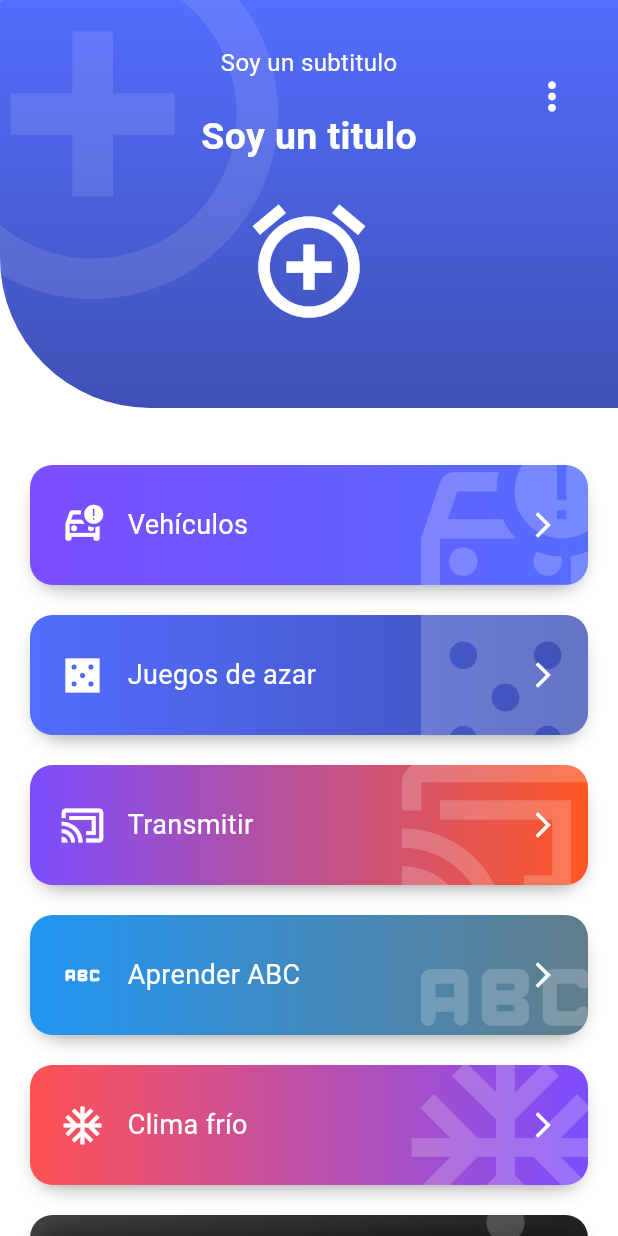
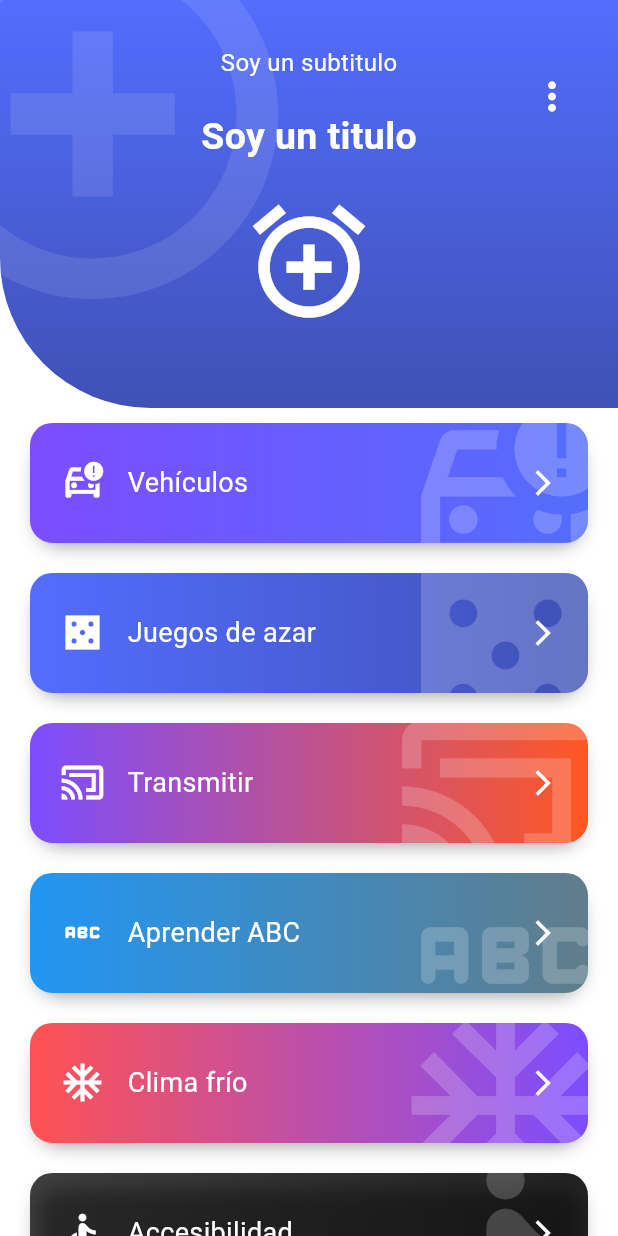
Before and after one commit to JhonEdinson-Shongo/flutter_animations_course, a Flutter app: the Layout1Page screen opened by its route, on a phone screen of 412 x 824 dp. Run offline on Flutter 3.47's test engine with Material 3 defaults, Android fonts, the phone set to English and light mode, and no system bars; our stand-ins replace animate_do, shared_preferences; accounts and stored records are empty; Roboto replaces fonts that are missing (Poppins).

Commit message:
Update dependencies and improve layout responsiveness
- Updated Android Gradle plugin version from 8.1.0 to 8.1.1 in settings.gradle.

```diff
--- a/designs_1/lib/main.dart
+++ b/designs_1/lib/main.dart
@@ -11,7 +11,7 @@ import 'package:shared_preferences/shared_preferences.dart';
 Future<void> main() async {
   WidgetsFlutterBinding.ensureInitialized();
   final SharedPreferences prefs = await SharedPreferences.getInstance();
-  String? localThemeSave = prefs.getString('theme') ?? 'light';
+  String localThemeSave = prefs.getString('theme') ?? 'light';
   runApp(
     MultiProvider(
       providers: [
--- a/designs_1/lib/src/pages/animations_page.dart
+++ b/designs_1/lib/src/pages/animations_page.dart
@@ -12,7 +12,8 @@ class AnimationsPage extends StatelessWidget {
         title: const Text('Animations'),
         centerTitle: true,
       ),
-      body: Padding(
+      body: SingleChildScrollView(
+        child: Padding(
           padding: const EdgeInsets.all(20.0),
           child: Column(
             crossAxisAlignment: CrossAxisAlignment.start,
@@ -32,6 +33,7 @@ class AnimationsPage extends StatelessWidget {
               const AnimatedSquareMove(),
               const SizedBox(height: 20),
             ],
+          ),
         ),
       ),
     );
--- a/designs_1/lib/src/pages/layout_1_page.dart
+++ b/designs_1/lib/src/pages/layout_1_page.dart
@@ -1,4 +1,5 @@
 import 'package:animate_do/animate_do.dart';
+import 'package:designs_1/src/widgets/MeasureSize.dart';
 import 'package:designs_1/src/widgets/button_list.dart';
 import 'package:designs_1/src/widgets/headers.dart';
 import 'package:flutter/material.dart';
@@ -7,81 +8,388 @@ class ButtonListItem {
   final String title;
   final IconData icon;
   final List<Color> backgroundColors;
-  final Function onPressed;
+  final Function() onPressed;
   final int index;
 
-  ButtonListItem(
-    this.title,
-    this.icon,
-    this.backgroundColors,
-    this.onPressed,
-    { required this.index}
-  );
+  ButtonListItem(this.title, this.icon, this.backgroundColors, this.onPressed,
+      {required this.index});
 }
 
-class Layout1Page extends StatelessWidget {
+class Layout1Page extends StatefulWidget {
   Layout1Page({super.key});
 
-  final items = <ButtonListItem> [
-    ButtonListItem('Vehículos', Icons.car_crash_outlined, const [ Colors.deepPurpleAccent, Colors.indigoAccent, ], () => print('Click en Vehículos'), index: 0),
-    ButtonListItem('Juegos de azar', Icons.casino_sharp, const [ Colors.indigoAccent, Colors.indigo, ], () => print('Click en Vehículos'), index: 1),
-    ButtonListItem('Transmitir', Icons.cast_connected_outlined, const [ Colors.deepPurpleAccent, Colors.deepOrange, ], () => print('Click en Transmitir'), index: 2),
-    ButtonListItem('Aprender ABC', Icons.abc_rounded, const [ Colors.blue, Colors.blueGrey, ], () => print('Click en Aprender ABC'), index:3 ),
-    ButtonListItem('Clima frío', Icons.ac_unit_sharp, const [ Colors.redAccent, Colors.deepPurpleAccent, ], () => print('Click en Clima frío'), index: 4),
-    ButtonListItem('Accesibilidad', Icons.accessible_sharp, const [ Colors.black87, Colors.black, ], () => print('Click en Accesibilidad'), index: 5),
-    ButtonListItem('Android', Icons.adb_sharp, const [ Colors.lightGreen, Colors.green, ], () => print('Click en Android'), index: 6),
-    ButtonListItem('Zoom', Icons.zoom_in_map_rounded, const [ Colors.cyan, Colors.pink, ], () => print('Click en Zoom'), index: 7),
-    ButtonListItem('Ubicación', Icons.wrong_location_outlined, const [ Colors.indigo ], () => print('Click en Ubicación'), index: 8),
-    ButtonListItem('Jardín', Icons.yard_outlined, const [ Colors.amberAccent, Colors.limeAccent, ], () => print('Click en Jardín'), index: 9),
-    ButtonListItem('Vehículos', Icons.car_crash_outlined, const [ Colors.deepPurpleAccent, Colors.indigoAccent, ], () => print('Click en Vehículos'), index: 0),
-    ButtonListItem('Juegos de azar', Icons.casino_sharp, const [ Colors.indigoAccent, Colors.indigo, ], () => print('Click en Vehículos'), index: 1),
-    ButtonListItem('Transmitir', Icons.cast_connected_outlined, const [ Colors.deepPurpleAccent, Colors.deepOrange, ], () => print('Click en Transmitir'), index: 2),
-    ButtonListItem('Aprender ABC', Icons.abc_rounded, const [ Colors.blue, Colors.blueGrey, ], () => print('Click en Aprender ABC'), index:3 ),
-    ButtonListItem('Clima frío', Icons.ac_unit_sharp, const [ Colors.redAccent, Colors.deepPurpleAccent, ], () => print('Click en Clima frío'), index: 4),
-    ButtonListItem('Accesibilidad', Icons.accessible_sharp, const [ Colors.black87, Colors.black, ], () => print('Click en Accesibilidad'), index: 5),
-    ButtonListItem('Android', Icons.adb_sharp, const [ Colors.lightGreen, Colors.green, ], () => print('Click en Android'), index: 6),
-    ButtonListItem('Zoom', Icons.zoom_in_map_rounded, const [ Colors.cyan, Colors.pink, ], () => print('Click en Zoom'), index: 7),
-    ButtonListItem('Ubicación', Icons.wrong_location_outlined, const [ Colors.indigo ], () => print('Click en Ubicación'), index: 8),
-    ButtonListItem('Jardín', Icons.yard_outlined, const [ Colors.amberAccent, Colors.limeAccent, ], () => print('Click en Jardín'), index: 9),
-    ButtonListItem('Vehículos', Icons.car_crash_outlined, const [ Colors.deepPurpleAccent, Colors.indigoAccent, ], () => print('Click en Vehículos'), index: 0),
-    ButtonListItem('Juegos de azar', Icons.casino_sharp, const [ Colors.indigoAccent, Colors.indigo, ], () => print('Click en Vehículos'), index: 1),
-    ButtonListItem('Transmitir', Icons.cast_connected_outlined, const [ Colors.deepPurpleAccent, Colors.deepOrange, ], () => print('Click en Transmitir'), index: 2),
-    ButtonListItem('Aprender ABC', Icons.abc_rounded, const [ Colors.blue, Colors.blueGrey, ], () => print('Click en Aprender ABC'), index:3 ),
-    ButtonListItem('Clima frío', Icons.ac_unit_sharp, const [ Colors.redAccent, Colors.deepPurpleAccent, ], () => print('Click en Clima frío'), index: 4),
-    ButtonListItem('Accesibilidad', Icons.accessible_sharp, const [ Colors.black87, Colors.black, ], () => print('Click en Accesibilidad'), index: 5),
-    ButtonListItem('Android', Icons.adb_sharp, const [ Colors.lightGreen, Colors.green, ], () => print('Click en Android'), index: 6),
-    ButtonListItem('Zoom', Icons.zoom_in_map_rounded, const [ Colors.cyan, Colors.pink, ], () => print('Click en Zoom'), index: 7),
-    ButtonListItem('Ubicación', Icons.wrong_location_outlined, const [ Colors.indigo ], () => print('Click en Ubicación'), index: 8),
-    ButtonListItem('Jardín', Icons.yard_outlined, const [ Colors.amberAccent, Colors.limeAccent, ], () => print('Click en Jardín'), index: 9),
+  @override
+  State<Layout1Page> createState() => _Layout1PageState();
+}
+
+class _Layout1PageState extends State<Layout1Page> {
+  bool isLarge = false;
+  double heightHeader = 0;
+  final items = <ButtonListItem>[
+    ButtonListItem(
+      'Vehículos',
+      Icons.car_crash_outlined,
+      const [
+        Colors.deepPurpleAccent,
+        Colors.indigoAccent,
+      ],
+      () => print('Click en Vehículos'),
+      index: 0,
+    ),
+    ButtonListItem(
+      'Juegos de azar',
+      Icons.casino_sharp,
+      const [
+        Colors.indigoAccent,
+        Colors.indigo,
+      ],
+      () => print('Click en Vehículos'),
+      index: 1,
+    ),
+    ButtonListItem(
+      'Transmitir',
+      Icons.cast_connected_outlined,
+      const [
+        Colors.deepPurpleAccent,
+        Colors.deepOrange,
+      ],
+      () => print('Click en Transmitir'),
+      index: 2,
+    ),
+    ButtonListItem(
+      'Aprender ABC',
+      Icons.abc_rounded,
+      const [
+        Colors.blue,
+        Colors.blueGrey,
+      ],
+      () => print('Click en Aprender ABC'),
+      index: 3,
+    ),
+    ButtonListItem(
+      'Clima frío',
+      Icons.ac_unit_sharp,
+      const [
+        Colors.redAccent,
+        Colors.deepPurpleAccent,
+      ],
+      () => print('Click en Clima frío'),
+      index: 4,
+    ),
+    ButtonListItem(
+      'Accesibilidad',
+      Icons.accessible_sharp,
+      const [
+        Colors.black87,
+        Colors.black,
+      ],
+      () => print('Click en Accesibilidad'),
+      index: 5,
+    ),
+    ButtonListItem(
+      'Android',
+      Icons.adb_sharp,
+      const [
+        Colors.lightGreen,
+        Colors.green,
+      ],
+      () => print('Click en Android'),
+      index: 6,
+    ),
+    ButtonListItem(
+      'Zoom',
+      Icons.zoom_in_map_rounded,
+      const [
+        Colors.cyan,
+        Colors.pink,
+      ],
+      () => print('Click en Zoom'),
+      index: 7,
+    ),
+    ButtonListItem(
+      'Ubicación',
+      Icons.wrong_location_outlined,
+      const [Colors.indigo],
+      () => print('Click en Ubicación'),
+      index: 8,
+    ),
+    ButtonListItem(
+      'Jardín',
+      Icons.yard_outlined,
+      const [
+        Colors.amberAccent,
+        Colors.limeAccent,
+      ],
+      () => print('Click en Jardín'),
+      index: 9,
+    ),
+    ButtonListItem(
+      'Vehículos',
+      Icons.car_crash_outlined,
+      const [
+        Colors.deepPurpleAccent,
+        Colors.indigoAccent,
+      ],
+      () => print('Click en Vehículos'),
+      index: 0,
+    ),
+    ButtonListItem(
+      'Juegos de azar',
+      Icons.casino_sharp,
+      const [
+        Colors.indigoAccent,
+        Colors.indigo,
+      ],
+      () => print('Click en Vehículos'),
+      index: 1,
+    ),
+    ButtonListItem(
+      'Transmitir',
+      Icons.cast_connected_outlined,
+      const [
+        Colors.deepPurpleAccent,
+        Colors.deepOrange,
+      ],
+      () => print('Click en Transmitir'),
+      index: 2,
+    ),
+    ButtonListItem(
+      'Aprender ABC',
+      Icons.abc_rounded,
+      const [
+        Colors.blue,
+        Colors.blueGrey,
+      ],
+      () => print('Click en Aprender ABC'),
+      index: 3,
+    ),
+    ButtonListItem(
+      'Clima frío',
+      Icons.ac_unit_sharp,
+      const [
+        Colors.redAccent,
+        Colors.deepPurpleAccent,
+      ],
+      () => print('Click en Clima frío'),
+      index: 4,
+    ),
+    ButtonListItem(
+      'Accesibilidad',
+      Icons.accessible_sharp,
+      const [
+        Colors.black87,
+        Colors.black,
+      ],
+      () => print('Click en Accesibilidad'),
+      index: 5,
+    ),
+    ButtonListItem(
+      'Android',
+      Icons.adb_sharp,
+      const [
+        Colors.lightGreen,
+        Colors.green,
+      ],
+      () => print('Click en Android'),
+      index: 6,
+    ),
+    ButtonListItem(
+      'Zoom',
+      Icons.zoom_in_map_rounded,
+      const [
+        Colors.cyan,
+        Colors.pink,
+      ],
+      () => print('Click en Zoom'),
+      index: 7,
+    ),
+    ButtonListItem(
+      'Ubicación',
+      Icons.wrong_location_outlined,
+      const [Colors.indigo],
+      () => print('Click en Ubicación'),
+      index: 8,
+    ),
+    ButtonListItem(
+      'Jardín',
+      Icons.yard_outlined,
+      const [
+        Colors.amberAccent,
+        Colors.limeAccent,
+      ],
+      () => print('Click en Jardín'),
+      index: 9,
+    ),
+    ButtonListItem(
+      'Vehículos',
+      Icons.car_crash_outlined,
+      const [
+        Colors.deepPurpleAccent,
+        Colors.indigoAccent,
+      ],
+      () => print('Click en Vehículos'),
+      index: 0,
+    ),
+    ButtonListItem(
+      'Juegos de azar',
+      Icons.casino_sharp,
+      const [
+        Colors.indigoAccent,
+        Colors.indigo,
+      ],
+      () => print('Click en Vehículos'),
+      index: 1,
+    ),
+    ButtonListItem(
+      'Transmitir',
+      Icons.cast_connected_outlined,
+      const [
+        Colors.deepPurpleAccent,
+        Colors.deepOrange,
+      ],
+      () => print('Click en Transmitir'),
+      index: 2,
+    ),
+    ButtonListItem(
+      'Aprender ABC',
+      Icons.abc_rounded,
+      const [
+        Colors.blue,
+        Colors.blueGrey,
+      ],
+      () => print('Click en Aprender ABC'),
+      index: 3,
+    ),
+    ButtonListItem(
+      'Clima frío',
+      Icons.ac_unit_sharp,
+      const [
+        Colors.redAccent,
+        Colors.deepPurpleAccent,
+      ],
+      () => print('Click en Clima frío'),
+      index: 4,
+    ),
+    ButtonListItem(
+      'Accesibilidad',
+      Icons.accessible_sharp,
+      const [
+        Colors.black87,
+        Colors.black,
+      ],
+      () => print('Click en Accesibilidad'),
+      index: 5,
+    ),
+    ButtonListItem(
+      'Android',
+      Icons.adb_sharp,
+      const [
+        Colors.lightGreen,
+        Colors.green,
+      ],
+      () => print('Click en Android'),
+      index: 6,
+    ),
+    ButtonListItem(
+      'Zoom',
+      Icons.zoom_in_map_rounded,
+      const [
+        Colors.cyan,
+        Colors.pink,
+      ],
+      () => print('Click en Zoom'),
+      index: 7,
+    ),
+    ButtonListItem(
+      'Ubicación',
+      Icons.wrong_location_outlined,
+      const [Colors.indigo],
+      () => print('Click en Ubicación'),
+      index: 8,
+    ),
+    ButtonListItem(
+      'Jardín',
+      Icons.yard_outlined,
+      const [
+        Colors.amberAccent,
+        Colors.limeAccent,
+      ],
+      () => print('Click en Jardín'),
+      index: 9,
+    ),
   ];
+
+
 
   @override
   Widget build(BuildContext context) {
-    final buttons = items.map(
-      (item) => FadeInLeft(
-        duration: const Duration( milliseconds: 400 ),
+    if (MediaQuery.of(context).size.width > 500 &&
+        MediaQuery.of(context).size.height > 500) {
+      setState(() {
+        isLarge = true;
+      });
+    } else {
+      setState(() {
+        isLarge = false;
+      });
+    }
+    final buttons = items
+        .map((item) => isLarge && item.index % 2 == 0
+            ? FadeInLeft(
+                duration: const Duration(milliseconds: 400),
                 from: 100,
                 child: ButtonList(
                   icon: item.icon,
                   title: item.title,
-          margin: const EdgeInsets.symmetric(horizontal: 20, vertical: 10),
+                  margin:
+                      const EdgeInsets.symmetric(horizontal: 20, vertical: 10),
                   backgroundColors: item.backgroundColors,
                   onPressed: () => item.onPressed,
                 ),
               )
-    ).toList();
+            : FadeInRight(
+                duration: const Duration(milliseconds: 400),
+                from: 100,
+                child: ButtonList(
+                  icon: item.icon,
+                  title: item.title,
+                  margin:
+                      const EdgeInsets.symmetric(horizontal: 20, vertical: 10),
+                  backgroundColors: item.backgroundColors,
+                  onPressed: () => item.onPressed,
+                ),
+              ))
+        .toList();
     return Scaffold(
       body: Stack(
         children: [
-          ListView(
+          Column(
+            mainAxisSize: MainAxisSize.min,
+            children: [
+              Expanded(
+                child: isLarge
+                    ? GridView.count(
+                        crossAxisCount: 2,
+                        childAspectRatio: 3.5,
+                        padding: EdgeInsets.only(top: heightHeader + 20),
+                        children: [
+                          ...buttons
+                        ],
+                      )
+                    : ListView(
                         physics: const BouncingScrollPhysics(),
-            padding: const EdgeInsets.only(top: 300),
-            cacheExtent: 100,
-            children: <Widget>[
-              ...buttons,
+                        cacheExtent: 100.0,
+                        children: [
+                          Padding(padding: EdgeInsets.only(top: heightHeader)),
+                          ...buttons
                         ],
                       ),
-          const HeaderLayout1(
+              ),
+            ],
+          ),
+          MeasureSize(
+            onChange: (size) => setState(() => heightHeader = size.height),
+            child: const HeaderLayout1(
               gradientColors: [
                 Colors.indigoAccent,
                 Colors.indigo,
@@ -90,6 +398,7 @@ class Layout1Page extends StatelessWidget {
               title: 'Soy un titulo',
               subTitle: 'Soy un subtitulo',
             ),
+          ),
         ],
       ),
     );
--- a/designs_1/lib/src/pages/pinterest_grid_page.dart
+++ b/designs_1/lib/src/pages/pinterest_grid_page.dart
@@ -55,7 +55,7 @@ class PinterestGrid extends StatefulWidget {
 }
 
 class _PinterestGridState extends State<PinterestGrid> {
-  final List<int> items = List.generate(30, (index) => index);
+  final List<int> items = List.generate(60, (index) => index);
   final ScrollController _scrollController = ScrollController();
   double _lastScrollOffset = 0;
 
@@ -86,12 +86,19 @@ class _PinterestGridState extends State<PinterestGrid> {
       final r = Random(index);
       return 200 + r.nextInt(120).toDouble();
     }
+    final bool isLarge;
+    if (MediaQuery.of(context).size.width > 500 &&
+        MediaQuery.of(context).size.height > 500) {
+      isLarge = true;
+    } else {
+      isLarge = false;
+    }
 
     return MasonryGridView.builder(
       controller: _scrollController,
       padding: const EdgeInsets.all(12),
-      gridDelegate: const SliverSimpleGridDelegateWithFixedCrossAxisCount(
-        crossAxisCount: 2,
+      gridDelegate: SliverSimpleGridDelegateWithFixedCrossAxisCount(
+        crossAxisCount: isLarge ? 4 : 2,
       ),
       mainAxisSpacing: 12,
       crossAxisSpacing: 12,
--- a/designs_1/lib/src/pages/slideshow_page.dart
+++ b/designs_1/lib/src/pages/slideshow_page.dart
@@ -41,8 +41,7 @@ class _SlideShowPageState extends State<SlideShowPage> {
           : Colors.transparent,
       shape: const StadiumBorder(),
       side: BorderSide(
-        color:
-            directionSlides == direction ? AppTheme.primary : Colors.black,
+        color: directionSlides == direction ? AppTheme.primary : Colors.black,
         width: 1.0,
       ),
     );
@@ -56,13 +55,14 @@ class _SlideShowPageState extends State<SlideShowPage> {
 
   @override
   Widget build(BuildContext context) {
-    return Scaffold(
-      appBar: AppBar(
-        title: const Text('SlideShow Page'),
-      ),
-      body: SingleChildScrollView(
-        child: Column(
-          children: [
+    final bool isLarge;
+    if (MediaQuery.of(context).size.width > 500 &&
+        MediaQuery.of(context).size.height > 500) {
+      isLarge = true;
+    } else {
+      isLarge = false;
+    }
+    final listItems = <Widget>[
       SizedBox(
         width: double.infinity,
         height: MediaQuery.of(context).size.height * 0.5,
@@ -71,12 +71,10 @@ class _SlideShowPageState extends State<SlideShowPage> {
             Container(color: Colors.red, child: const Text('Testing')),
             Container(color: Colors.brown, child: const Text('Testing')),
             Container(color: Colors.teal, child: const Text('Testing')),
-                  Container(
-                      color: Colors.greenAccent, child: const Text('Testing')),
+            Container(color: Colors.greenAccent, child: const Text('Testing')),
             Container(color: Colors.purple, child: const Text('Testing')),
             Container(color: Colors.amber, child: const Text('Testing')),
-                  Container(
-                      color: Colors.blueGrey, child: const Text('Testing')),
+            Container(color: Colors.blueGrey, child: const Text('Testing')),
             Container(color: Colors.blue, child: const Text('Testing')),
           ],
           positionDots: dotPosition,
@@ -86,6 +84,9 @@ class _SlideShowPageState extends State<SlideShowPage> {
           directionSlides: directionSlides,
         ),
       ),
+      Column(
+        mainAxisSize: MainAxisSize.min,
+        children: [
           const SizedBox(height: 20),
           const Text('Dots position:'),
           const SizedBox(height: 10),
@@ -154,13 +155,15 @@ class _SlideShowPageState extends State<SlideShowPage> {
             children: [
               TextButton(
                 style: _buttonStyleDirection(Axis.horizontal),
-                  onPressed: () => setState(() => directionSlides = Axis.horizontal),
+                onPressed: () =>
+                    setState(() => directionSlides = Axis.horizontal),
                 child: const Text('Horizontal'),
               ),
               const SizedBox(width: 10),
               TextButton(
                 style: _buttonStyleDirection(Axis.vertical),
-                  onPressed: () => setState(() => directionSlides = Axis.vertical),
+                onPressed: () =>
+                    setState(() => directionSlides = Axis.vertical),
                 child: const Text('Vertical'),
               ),
             ],
@@ -170,6 +173,24 @@ class _SlideShowPageState extends State<SlideShowPage> {
           ),
         ],
       ),
+    ];
+
+    return Scaffold(
+      appBar: AppBar(
+        title: const Text('SlideShow Page'),
+      ),
+      body: SingleChildScrollView(
+        child: isLarge
+            ? Row(
+                mainAxisSize: MainAxisSize.max,
+                verticalDirection: VerticalDirection.down,
+                children: [
+                  ...listItems.map(
+                    (widget) => Expanded(child: widget),
+                  ),
+                ],
+              )
+            : Column(mainAxisSize: MainAxisSize.max, children: listItems),
       ),
     );
   }
--- /dev/null
+++ b/designs_1/lib/src/widgets/MeasureSize.dart
@@ -0,0 +1,31 @@
+import 'package:flutter/material.dart';
+import 'package:flutter/rendering.dart';
+
+typedef OnWidgetSizeChange = void Function(Size size);
+
+class MeasureSize extends SingleChildRenderObjectWidget {
+  const MeasureSize({super.key, required this.onChange, required Widget child})
+      : super(child: child);
+
+  final OnWidgetSizeChange onChange;
+
+  @override
+  RenderObject createRenderObject(BuildContext context) =>
+      _RenderMeasureSize(onChange);
+}
+
+class _RenderMeasureSize extends RenderProxyBox {
+  _RenderMeasureSize(this.onChange);
+  final OnWidgetSizeChange onChange;
+  Size? _oldSize;
+
+  @override
+  void performLayout() {
+    super.performLayout();
+    final newSize = child?.size;
+    if (_oldSize == newSize || newSize == null) return;
+    _oldSize = newSize;
+    // Notificar DESPUÉS del frame
+    WidgetsBinding.instance.addPostFrameCallback((_) => onChange(newSize));
+  }
+}
--- a/designs_1/lib/src/widgets/headers.dart
+++ b/designs_1/lib/src/widgets/headers.dart
@@ -126,8 +126,8 @@ class _HeaderCurvoPainter extends CustomPainter {
 
     final path = Path()
       ..lineTo(0, size.height * 0.7)
-      ..quadraticBezierTo(
-          size.width / 2, size.height + size.height * 0.3, size.width, size.height * 0.7)
+      ..quadraticBezierTo(size.width / 2, size.height + size.height * 0.3,
+          size.width, size.height * 0.7)
       ..lineTo(size.width, 0)
       ..close();
 
@@ -236,7 +236,7 @@ class HeaderLayout1 extends StatefulWidget {
 
   const HeaderLayout1({
     super.key,
-    required this.title,
+    this.title = '',
     required this.subTitle,
     required this.icon,
     required this.gradientColors,
@@ -265,15 +265,19 @@ class _HeaderLayout1State extends State<HeaderLayout1> {
   @override
   Widget build(BuildContext context) {
     return Stack(
+      clipBehavior: Clip.hardEdge,
+      fit: StackFit.loose,
       children: [
-        _BackgroundHeader(gradientColors: widget.gradientColors),
+        _BackgroundHeader(
+          gradientColors: widget.gradientColors,
+          child: _ContentHeader(widget: widget),
+        ),
         Positioned(
           top: -MediaQuery.of(context).size.width * 0.25,
           left: -MediaQuery.of(context).size.width * 0.25,
           child: _IconBackgroundHeader(
               opacityIcon: opacityIcon, scaleIcon: scaleIcon, widget: widget),
         ),
-        _ContentHeader(widget: widget),
         Positioned(
           top: 40,
           right: 0,
@@ -306,10 +310,13 @@ class _ContentHeader extends StatelessWidget {
   @override
   Widget build(BuildContext context) {
     return SafeArea(
+      bottom: false,
       child: Column(
         crossAxisAlignment: CrossAxisAlignment.center,
+        mainAxisSize: MainAxisSize.min,
         children: [
           const SizedBox(height: 30, width: double.infinity),
+          if (widget.subTitle != '')
             Text(
               widget.subTitle,
               style: const TextStyle(
@@ -317,18 +324,22 @@ class _ContentHeader extends StatelessWidget {
                 color: Colors.white,
               ),
             ),
-          const SizedBox(height: 20),
+          if (widget.subTitle != '') const SizedBox(height: 20),
+          if (widget.title != '')
             Text(
               widget.title,
               style: const TextStyle(
-                fontSize: 25, color: Colors.white, fontWeight: FontWeight.bold),
+                  fontSize: 25,
+                  color: Colors.white,
+                  fontWeight: FontWeight.bold),
             ),
-          const SizedBox(height: 20),
+          if (widget.title != '') const SizedBox(height: 20),
           Icon(
             widget.icon,
             color: Colors.white,
             size: 90,
           ),
+          const SizedBox(height: 20),
         ],
       ),
     );
@@ -367,14 +378,19 @@ class _IconBackgroundHeader extends StatelessWidget {
 
 class _BackgroundHeader extends StatelessWidget {
   final List<Color> gradientColors;
+  final Widget child;
 
-  const _BackgroundHeader({required this.gradientColors});
+  const _BackgroundHeader(
+      {required this.gradientColors, this.child = const Text('')});
 
   @override
   Widget build(BuildContext context) {
     return Container(
+      constraints: BoxConstraints(
+        minHeight: MediaQuery.of(context).size.height * 0.33,
+      ),
+      clipBehavior: Clip.hardEdge,
       width: double.infinity,
-      height: MediaQuery.of(context).size.height * 0.33,
       decoration: BoxDecoration(
         borderRadius: const BorderRadius.only(
           bottomLeft: Radius.circular(100),
@@ -388,6 +404,7 @@ class _BackgroundHeader extends StatelessWidget {
               )
             : null,
       ),
+      child: child,
     );
   }
 }
```
Also changed, not shown: designs_1/pubspec.lock, 1 other file. Lines whose indentation alone changed are shown as unchanged.
